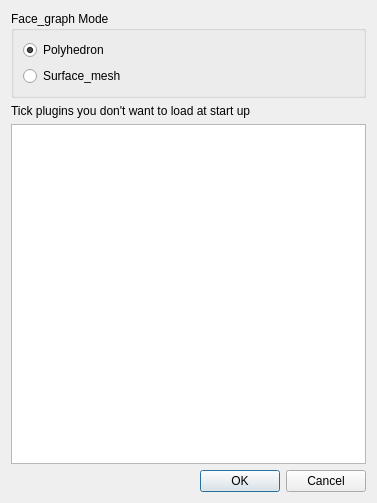
CrealityOfficial/cgal, file include/Polyhedron/demo/Polyhedron/Preferences.ui: the form before one commit.
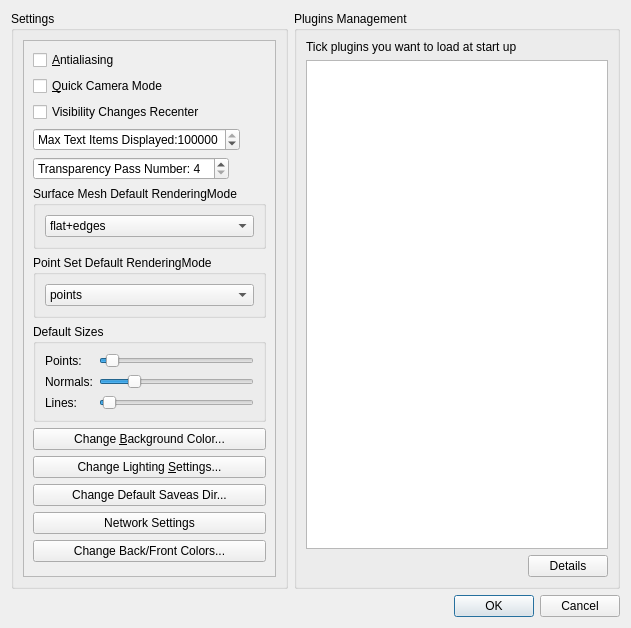
The form after the commit.

Diff of the .ui file:
```diff
--- a/include/Polyhedron/demo/Polyhedron/Preferences.ui
+++ b/include/Polyhedron/demo/Polyhedron/Preferences.ui
@@ -6,81 +6,395 @@
    <rect>
     <x>0</x>
     <y>0</y>
-    <width>377</width>
-    <height>503</height>
+    <width>631</width>
+    <height>628</height>
    </rect>
   </property>
+  <property name="sizePolicy">
+   <sizepolicy hsizetype="Fixed" vsizetype="Preferred">
+    <horstretch>0</horstretch>
+    <verstretch>0</verstretch>
+   </sizepolicy>
+  </property>
   <property name="windowTitle">
    <string>Preferences</string>
   </property>
-  <layout class="QVBoxLayout" name="verticalLayout">
+  <layout class="QVBoxLayout" name="verticalLayout" stretch="1,1">
    <item>
-    <widget class="QGroupBox" name="groupBox">
-     <property name="title">
-      <string>Face_graph Mode</string>
-     </property>
-     <layout class="QVBoxLayout" name="verticalLayout_2">
-      <item>
-       <widget class="QRadioButton" name="polyRadioButton">
-        <property name="toolTip">
-         <string>&lt;html&gt;&lt;head/&gt;&lt;body&gt;&lt;p align=&quot;justify&quot;&gt;The default FaceGraph item is the Scene_polyhedron_item.&lt;/p&gt;&lt;p align=&quot;justify&quot;&gt;&lt;br/&gt;&lt;/p&gt;&lt;p align=&quot;justify&quot;&gt;Plugins generating FaceGraph items from another type of item will create a Scene_polyhedron_item. This mode might be more stable and a few plugins only exist for it.&lt;/p&gt;&lt;/body&gt;&lt;/html&gt;</string>
-        </property>
-        <property name="text">
-         <string>Polyhedron</string>
-        </property>
-        <property name="checked">
-         <bool>true</bool>
-        </property>
-       </widget>
-      </item>
-      <item>
-       <widget class="QRadioButton" name="smRadioButton">
-        <property name="toolTip">
-         <string>&lt;html&gt;&lt;head/&gt;&lt;body&gt;&lt;p&gt;The default FaceGraph item is the Scene_surface_mesh_item.&lt;/p&gt;&lt;p align=&quot;justify&quot;&gt;&lt;br/&gt;&lt;/p&gt;&lt;p align=&quot;justify&quot;&gt;Plugins generating FaceGraph items from another type of item will create a Scene_surface_mesh_item. This mode is globally more efficient in terms of memory and performance, but a few plugins have not been implemented for it yet.&lt;/p&gt;&lt;/body&gt;&lt;/html&gt;</string>
-        </property>
-        <property name="text">
-         <string>Surface_mesh</string>
-        </property>
-       </widget>
-      </item>
-     </layout>
-    </widget>
-   </item>
-   <item>
-    <widget class="QLabel" name="label">
-     <property name="text">
-      <string>Tick plugins you don't want to load at start up</string>
-     </property>
-    </widget>
-   </item>
-   <item>
-    <widget class="QTreeWidget" name="treeWidget">
-     <property name="alternatingRowColors">
-      <bool>false</bool>
-     </property>
-     <property name="selectionMode">
-      <enum>QAbstractItemView::NoSelection</enum>
-     </property>
-     <property name="headerHidden">
-      <bool>true</bool>
-     </property>
-     <property name="columnCount">
-      <number>2</number>
-     </property>
-     <attribute name="headerVisible">
-      <bool>false</bool>
-     </attribute>
-     <column>
-      <property name="text">
-       <string notr="true">1</string>
-      </property>
-     </column>
-     <column>
-      <property name="text">
-       <string notr="true">2</string>
-      </property>
-     </column>
-    </widget>
+    <layout class="QHBoxLayout" name="horizontalLayout" stretch="0,0">
+     <item>
+      <widget class="QGroupBox" name="groupBox_2">
+       <property name="sizePolicy">
+        <sizepolicy hsizetype="Preferred" vsizetype="Preferred">
+         <horstretch>0</horstretch>
+         <verstretch>0</verstretch>
+        </sizepolicy>
+       </property>
+       <property name="title">
+        <string>Settings</string>
+       </property>
+       <layout class="QVBoxLayout" name="verticalLayout_4">
+        <item>
+         <widget class="QScrollArea" name="scrollArea">
+          <property name="sizePolicy">
+           <sizepolicy hsizetype="Fixed" vsizetype="Preferred">
+            <horstretch>0</horstretch>
+            <verstretch>0</verstretch>
+           </sizepolicy>
+          </property>
+          <property name="verticalScrollBarPolicy">
+           <enum>Qt::ScrollBarAsNeeded</enum>
+          </property>
+          <property name="horizontalScrollBarPolicy">
+           <enum>Qt::ScrollBarAlwaysOff</enum>
+          </property>
+          <property name="sizeAdjustPolicy">
+           <enum>QAbstractScrollArea::AdjustIgnored</enum>
+          </property>
+          <property name="widgetResizable">
+           <bool>true</bool>
+          </property>
+          <widget class="QWidget" name="scrollAreaWidgetContents">
+           <property name="geometry">
+            <rect>
+             <x>0</x>
+             <y>0</y>
+             <width>275</width>
+             <height>534</height>
+            </rect>
+           </property>
+           <layout class="QVBoxLayout" name="verticalLayout_3">
+            <item>
+             <widget class="QCheckBox" name="antialiasingCheckBox">
+              <property name="text">
+               <string>&amp;Antialiasing</string>
+              </property>
+             </widget>
+            </item>
+            <item>
+             <widget class="QCheckBox" name="quick_cameraCheckBox">
+              <property name="text">
+               <string>&amp;Quick Camera Mode</string>
+              </property>
+             </widget>
+            </item>
+            <item>
+             <widget class="QCheckBox" name="offset_updateCheckBox">
+              <property name="text">
+               <string>Visibility Changes Recenter</string>
+              </property>
+             </widget>
+            </item>
+            <item>
+             <widget class="QSpinBox" name="max_itemsSpinBox">
+              <property name="sizePolicy">
+               <sizepolicy hsizetype="Fixed" vsizetype="Fixed">
+                <horstretch>0</horstretch>
+                <verstretch>0</verstretch>
+               </sizepolicy>
+              </property>
+              <property name="prefix">
+               <string>Max Text Items Displayed:</string>
+              </property>
+              <property name="minimum">
+               <number>1</number>
+              </property>
+              <property name="maximum">
+               <number>999999999</number>
+              </property>
+              <property name="value">
+               <number>100000</number>
+              </property>
+             </widget>
+            </item>
+            <item>
+             <widget class="QSpinBox" name="transpSpinBox">
+              <property name="sizePolicy">
+               <sizepolicy hsizetype="Fixed" vsizetype="Fixed">
+                <horstretch>0</horstretch>
+                <verstretch>0</verstretch>
+               </sizepolicy>
+              </property>
+              <property name="prefix">
+               <string>Transparency Pass Number: </string>
+              </property>
+              <property name="minimum">
+               <number>4</number>
+              </property>
+              <property name="value">
+               <number>4</number>
+              </property>
+             </widget>
+            </item>
+            <item>
+             <widget class="QGroupBox" name="groupBox_3">
+              <property name="title">
+               <string>Surface Mesh Default RenderingMode</string>
+              </property>
+              <layout class="QVBoxLayout" name="verticalLayout_5">
+               <item>
+                <widget class="QComboBox" name="surface_meshComboBox">
+                 <property name="currentIndex">
+                  <number>1</number>
+                 </property>
+                 <item>
+                  <property name="text">
+                   <string>Gouraud</string>
+                  </property>
+                 </item>
+                 <item>
+                  <property name="text">
+                   <string>flat+edges</string>
+                  </property>
+                 </item>
+                 <item>
+                  <property name="text">
+                   <string>flat</string>
+                  </property>
+                 </item>
+                 <item>
+                  <property name="text">
+                   <string>wire</string>
+                  </property>
+                 </item>
+                 <item>
+                  <property name="text">
+                   <string>points</string>
+                  </property>
+                 </item>
+                </widget>
+               </item>
+              </layout>
+             </widget>
+            </item>
+            <item>
+             <widget class="QGroupBox" name="groupBox_4">
+              <property name="title">
+               <string>Point Set Default RenderingMode</string>
+              </property>
+              <layout class="QVBoxLayout" name="verticalLayout_6">
+               <item>
+                <widget class="QComboBox" name="point_setComboBox">
+                 <item>
+                  <property name="text">
+                   <string>points</string>
+                  </property>
+                 </item>
+                 <item>
+                  <property name="text">
+                   <string>shaded points</string>
+                  </property>
+                 </item>
+                 <item>
+                  <property name="text">
+                   <string>pts+normals</string>
+                  </property>
+                 </item>
+                </widget>
+               </item>
+              </layout>
+             </widget>
+            </item>
+            <item>
+             <widget class="QGroupBox" name="groupBox_5">
+              <property name="title">
+               <string>Default Sizes</string>
+              </property>
+              <layout class="QFormLayout" name="formLayout">
+               <item row="0" column="0">
+                <widget class="QLabel" name="label_2">
+                 <property name="text">
+                  <string>Points: </string>
+                 </property>
+                </widget>
+               </item>
+               <item row="0" column="1">
+                <widget class="QSlider" name="pointsHorizontalSlider">
+                 <property name="minimum">
+                  <number>1</number>
+                 </property>
+                 <property name="maximum">
+                  <number>25</number>
+                 </property>
+                 <property name="value">
+                  <number>2</number>
+                 </property>
+                 <property name="orientation">
+                  <enum>Qt::Horizontal</enum>
+                 </property>
+                </widget>
+               </item>
+               <item row="2" column="1">
+                <widget class="QSlider" name="normalsHorizontalSlider">
+                 <property name="value">
+                  <number>20</number>
+                 </property>
+                 <property name="orientation">
+                  <enum>Qt::Horizontal</enum>
+                 </property>
+                </widget>
+               </item>
+               <item row="3" column="1">
+                <widget class="QSlider" name="linesHorizontalSlider">
+                 <property name="value">
+                  <number>2</number>
+                 </property>
+                 <property name="tracking">
+                  <bool>false</bool>
+                 </property>
+                 <property name="orientation">
+                  <enum>Qt::Horizontal</enum>
+                 </property>
+                </widget>
+               </item>
+               <item row="2" column="0">
+                <widget class="QLabel" name="label_3">
+                 <property name="text">
+                  <string>Normals:</string>
+                 </property>
+                </widget>
+               </item>
+               <item row="3" column="0">
+                <widget class="QLabel" name="label_4">
+                 <property name="text">
+                  <string>Lines:</string>
+                 </property>
+                </widget>
+               </item>
+              </layout>
+             </widget>
+            </item>
+            <item>
+             <widget class="QPushButton" name="background_colorPushButton">
+              <property name="text">
+               <string>Change &amp;Background Color...</string>
+              </property>
+             </widget>
+            </item>
+            <item>
+             <widget class="QPushButton" name="lightingPushButton">
+              <property name="text">
+               <string>Change Lighting &amp;Settings...</string>
+              </property>
+             </widget>
+            </item>
+            <item>
+             <widget class="QPushButton" name="default_save_asPushButton">
+              <property name="text">
+               <string>Change Default Saveas Dir...</string>
+              </property>
+             </widget>
+            </item>
+            <item>
+             <widget class="QPushButton" name="sshButton">
+              <property name="enabled">
+               <bool>true</bool>
+              </property>
+              <property name="text">
+               <string>Network Settings</string>
+              </property>
+             </widget>
+            </item>
+            <item>
+             <widget class="QPushButton" name="backFrontColor_pushButton">
+              <property name="text">
+               <string>Change Back/Front Colors...</string>
+              </property>
+             </widget>
+            </item>
+            <item>
+             <spacer name="verticalSpacer">
+              <property name="orientation">
+               <enum>Qt::Vertical</enum>
+              </property>
+              <property name="sizeHint" stdset="0">
+               <size>
+                <width>20</width>
+                <height>40</height>
+               </size>
+              </property>
+             </spacer>
+            </item>
+           </layout>
+          </widget>
+         </widget>
+        </item>
+       </layout>
+      </widget>
+     </item>
+     <item>
+      <widget class="QGroupBox" name="groupBox">
+       <property name="title">
+        <string>Plugins Management</string>
+       </property>
+       <layout class="QVBoxLayout" name="verticalLayout_2">
+        <item>
+         <widget class="QLabel" name="label">
+          <property name="text">
+           <string>Tick plugins you want to load at start up</string>
+          </property>
+         </widget>
+        </item>
+        <item>
+         <widget class="QTreeWidget" name="treeWidget">
+          <property name="alternatingRowColors">
+           <bool>true</bool>
+          </property>
+          <property name="selectionMode">
+           <enum>QAbstractItemView::ExtendedSelection</enum>
+          </property>
+          <property name="selectionBehavior">
+           <enum>QAbstractItemView::SelectRows</enum>
+          </property>
+          <property name="headerHidden">
+           <bool>true</bool>
+          </property>
+          <property name="columnCount">
+           <number>2</number>
+          </property>
+          <attribute name="headerVisible">
+           <bool>false</bool>
+          </attribute>
+          <column>
+           <property name="text">
+            <string notr="true">1</string>
+           </property>
+          </column>
+          <column>
+           <property name="text">
+            <string notr="true">2</string>
+           </property>
+          </column>
+         </widget>
+        </item>
+        <item>
+         <layout class="QHBoxLayout" name="horizontalLayout_2">
+          <item>
+           <spacer name="horizontalSpacer">
+            <property name="orientation">
+             <enum>Qt::Horizontal</enum>
+            </property>
+            <property name="sizeHint" stdset="0">
+             <size>
+              <width>40</width>
+              <height>20</height>
+             </size>
+            </property>
+           </spacer>
+          </item>
+          <item>
+           <widget class="QPushButton" name="detailsPushButton">
+            <property name="text">
+             <string>Details</string>
+            </property>
+           </widget>
+          </item>
+         </layout>
+        </item>
+       </layout>
+      </widget>
+     </item>
+    </layout>
    </item>
    <item>
     <widget class="QDialogButtonBox" name="buttonBox">
```
